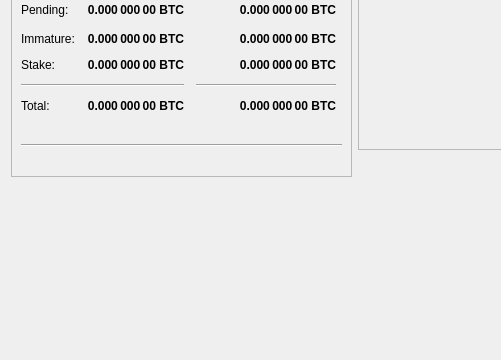
First picture: the form in src/qt/forms/overviewpage.ui, repository wonko433/blackcoin-more, before the edit; both pictures show x 0 to 501 and y 121 to 481 of the 709 by 481 pixel window.
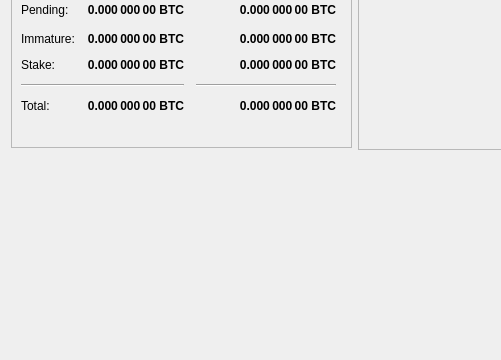
Second picture: the form after the edit. Icons and pictures are not drawn.

Commit message: Remove redundant line in Qt wallet main window

```diff
--- a/src/qt/forms/overviewpage.ui
+++ b/src/qt/forms/overviewpage.ui
@@ -477,37 +477,6 @@
             </property>
            </spacer>
           </item>
-          <item>
-           <widget class="Line" name="line_2">
-            <property name="orientation">
-             <enum>Qt::Horizontal</enum>
-            </property>
-           </widget>
-          </item>
-          <item>
-           <layout class="QVBoxLayout" name="verticalLayout_5">
-            <property name="spacing">
-             <number>12</number>
-            </property>
-           </layout>
-          </item>
-          <item>
-           <layout class="QHBoxLayout" name="horizontalLayout_5">
-            <item>
-             <spacer name="horizontalSpacer_4">
-              <property name="orientation">
-               <enum>Qt::Horizontal</enum>
-              </property>
-              <property name="sizeHint" stdset="0">
-               <size>
-                <width>40</width>
-                <height>20</height>
-               </size>
-              </property>
-             </spacer>
-            </item>
-           </layout>
-          </item>
          </layout>
         </widget>
        </item>
```
Left out of the diff: 2 changed lines with no effect on the pictures.
